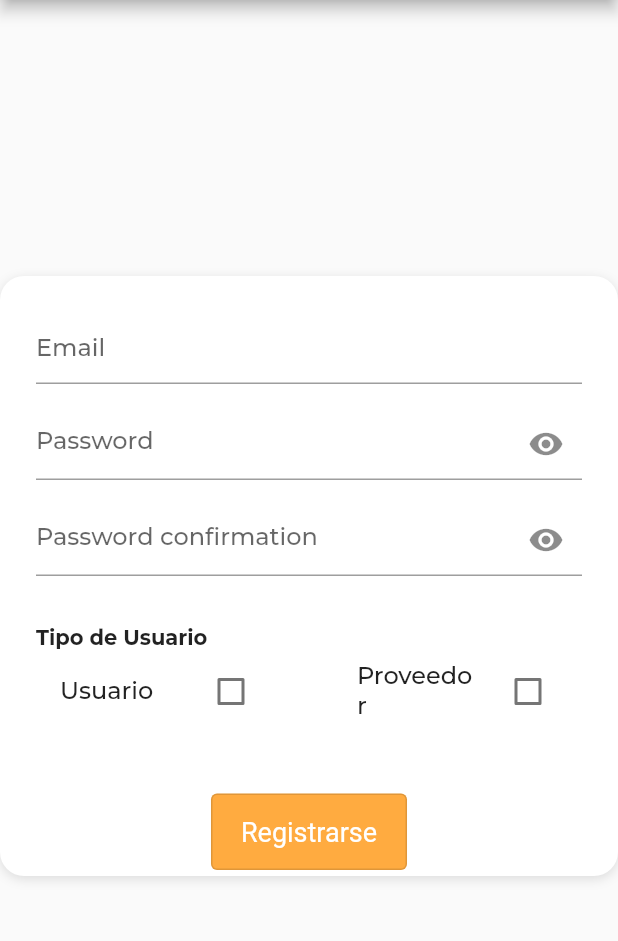
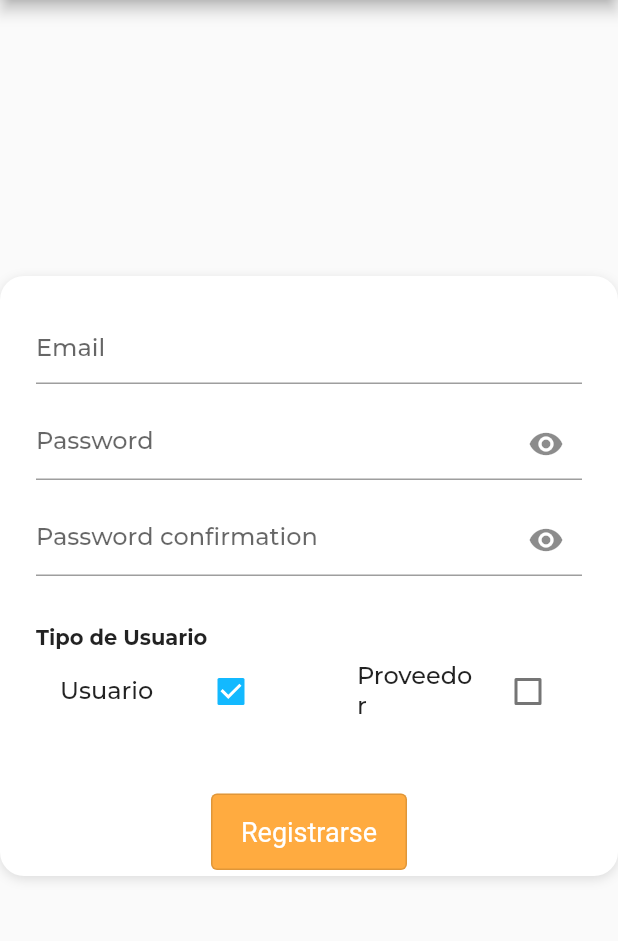
Before and after one commit to asanchez412/DERES_Front, a Flutter app: the SignInView screen opened directly, after a tap on "Usuario", on a phone screen of 412 x 824 dp, the part 84-1025 px from its top. Run offline on Flutter 3.47's test engine with Material 2 defaults, Android fonts, the phone set to English and light mode, and no system bars; our stand-ins replace bloc, equatable, flutter_bloc, formz, go_router; project files that could hold a hidden picture were left out.

Commit message:
[FEAT]: Login and sign up

```diff
--- a/lib/extensions/privilege.dart
+++ b/lib/extensions/privilege.dart
@@ -2,5 +2,6 @@ enum Privilege {
   user,
   admin,
   provider,
-  superuser;
+  all,
+  undefined;
 }
--- a/lib/home/view/home_view.dart
+++ b/lib/home/view/home_view.dart
@@ -1,7 +1,7 @@
 import 'package:flutter/material.dart';
 import 'package:go_router/go_router.dart';
+import 'package:topicos/admin/view/admin_page.dart';
 import 'package:topicos/login/view/view.dart';
-import 'package:topicos/sign_in/view/sign_in_route.dart';
 
 class HomeView extends StatelessWidget {
   const HomeView({super.key});
@@ -71,7 +71,9 @@ class HomeView extends StatelessWidget {
                     ),
                     const SizedBox(width: 20),
                     OutlinedButton(
-                      onPressed: () => context.go(SignInPage.path),
+                      onPressed: () => context.go(
+                        AdminPage.path,
+                      ),
                       style: OutlinedButton.styleFrom(
                         foregroundColor: Colors.white,
                         side: const BorderSide(color: Colors.white),
--- a/lib/login/bloc/login_state.dart
+++ b/lib/login/bloc/login_state.dart
@@ -7,6 +7,7 @@ class LoginState extends Equatable {
     required this.password,
     required this.status,
     required this.obscurePassword,
+    required this.privilage,
   });
 
   const LoginState.initial()
@@ -15,27 +16,31 @@ class LoginState extends Equatable {
           password: const Password.pure(),
           status: FormzSubmissionStatus.initial,
           obscurePassword: true,
+          privilage: Privilege.undefined,
         );
 
   final Email email;
   final Password password;
   final FormzSubmissionStatus status;
   final bool obscurePassword;
+  final Privilege privilage;
 
   @override
-  List<Object?> get props => [email, password, status, obscurePassword];
+  List<Object?> get props =>
+      [email, password, status, obscurePassword, privilage];
 
   LoginState copyWith({
     Email? email,
     Password? password,
     FormzSubmissionStatus? status,
     bool? obscurePassword,
+    Privilege? privilege,
   }) {
     return LoginState(
-      email: email ?? this.email,
-      password: password ?? this.password,
-      status: status ?? this.status,
-      obscurePassword: obscurePassword ?? this.obscurePassword,
-    );
+        email: email ?? this.email,
+        password: password ?? this.password,
+        status: status ?? this.status,
+        obscurePassword: obscurePassword ?? this.obscurePassword,
+        privilage: privilege ?? privilage);
   }
 }
--- a/lib/sign_in/bloc/sign_in_bloc.dart
+++ b/lib/sign_in/bloc/sign_in_bloc.dart
@@ -23,6 +23,7 @@ class SignInBloc extends Bloc<SignInEvent, SignInState> {
     on<SignInWithEmailAndPasswordRequested>(
       _onSignInWithEmailAndPasswordRequested,
     );
+    on<SignInPrivilageChanged>(_onSignInPrivilageChanged);
   }
 
   //final AuthenticationClient _authenticationClient;
@@ -60,9 +61,22 @@ class SignInBloc extends Bloc<SignInEvent, SignInState> {
         headers: {
           "user_name": state.email.value,
           "password": state.password.value,
-          "privilege": Privilege.superuser.name,
+          "privilege": state.privilege.name,
         },
       );
+      if (data.containsKey('privilage')) {
+        String privilage = data['privilage'];
+        if (privilage == 'admin') {
+          emit(state.copyWith(privilege: Privilege.admin));
+        } else if (privilage == 'user') {
+          emit(state.copyWith(privilege: Privilege.user));
+        } else if (privilage == 'provider') {
+          emit(state.copyWith(privilege: Privilege.provider));
+        } else {
+          emit(state.copyWith(privilege: Privilege.all));
+        }
+      }
+
       emit(state.copyWith(status: FormzSubmissionStatus.success));
     } on Exception {
       emit(state.copyWith(status: FormzSubmissionStatus.failure));
@@ -96,4 +110,9 @@ class SignInBloc extends Bloc<SignInEvent, SignInState> {
   ) {
     emit(state.copyWith(confirmationPassword: event.password));
   }
+
+  FutureOr<void> _onSignInPrivilageChanged(
+      SignInPrivilageChanged event, Emitter<SignInState> emit) {
+    emit((state.copyWith(privilege: event.privilage)));
+  }
 }
--- a/lib/sign_in/bloc/sign_in_event.dart
+++ b/lib/sign_in/bloc/sign_in_event.dart
@@ -47,3 +47,12 @@ class SignInPasswordVisibilityChanged extends SignInEvent {
   @override
   List<Object?> get props => [obscure];
 }
+
+class SignInPrivilageChanged extends SignInEvent {
+  const SignInPrivilageChanged({required this.privilage});
+
+  final Privilege privilage;
+
+  @override
+  List<Object?> get props => [privilage];
+}
--- a/lib/sign_in/bloc/sign_in_state.dart
+++ b/lib/sign_in/bloc/sign_in_state.dart
@@ -7,6 +7,7 @@ class SignInState extends Equatable {
     required this.password,
     required this.confirmationPassword,
     required this.obscurePasswords,
+    required this.privilege,
   });
 
   const SignInState.initial()
@@ -15,14 +16,15 @@ class SignInState extends Equatable {
           email: const Email.pure(),
           password: const Password.pure(),
           confirmationPassword: '',
+          privilege: Privilege.undefined,
           obscurePasswords: true,
         );
-
   final FormzSubmissionStatus status;
   final Email email;
   final Password password;
   final String confirmationPassword;
   final bool obscurePasswords;
+  final Privilege privilege;
 
   SignInState copyWith({
     FormzSubmissionStatus? status,
@@ -30,6 +32,7 @@ class SignInState extends Equatable {
     Password? password,
     String? confirmationPassword,
     bool? obscurePasswords,
+    Privilege? privilege,
   }) {
     return SignInState(
       status: status ?? this.status,
@@ -37,6 +40,7 @@ class SignInState extends Equatable {
       email: email ?? this.email,
       obscurePasswords: obscurePasswords ?? this.obscurePasswords,
       password: password ?? this.password,
+      privilege: privilege ?? this.privilege,
     );
   }
 
@@ -47,5 +51,6 @@ class SignInState extends Equatable {
         password,
         confirmationPassword,
         obscurePasswords,
+        privilege,
       ];
 }
--- a/lib/sign_in/view/sign_in_view.dart
+++ b/lib/sign_in/view/sign_in_view.dart
@@ -2,8 +2,12 @@ import 'package:flutter/material.dart';
 import 'package:flutter_bloc/flutter_bloc.dart';
 import 'package:formz/formz.dart';
 import 'package:go_router/go_router.dart';
+import 'package:topicos/admin/view/admin_page.dart';
+import 'package:topicos/company/view/company_page.dart';
+import 'package:topicos/extensions/privilege.dart';
 import 'package:topicos/home/view/home_page.dart';
 import 'package:topicos/sign_in/sign_in.dart';
+import 'package:topicos/supplier/supplier.dart';
 
 class SignInView extends StatelessWidget {
   const SignInView({super.key});
@@ -30,6 +34,18 @@ class SignInView extends StatelessWidget {
             ..showSnackBar(
               const SnackBar(content: Text('Something went wrong')),
             );
+        }
+        switch (state.privilege) {
+          case Privilege.admin:
+            context.go(AdminPage.path);
+            break;
+          case Privilege.provider:
+            context.go(CompanyPage.path);
+            break;
+          case Privilege.user:
+            context.go(SupplierPage.path);
+            break;
+          default:
         }
       },
       child: Scaffold(
@@ -80,49 +96,65 @@ class SignInView extends StatelessWidget {
                 ),
               ],
             ),
-            child: Column(
+            child: const Column(
               children: [
                 Column(
                   mainAxisAlignment: MainAxisAlignment.center,
                   crossAxisAlignment: CrossAxisAlignment.stretch,
                   mainAxisSize: MainAxisSize.min,
                   children: [
-                    const EmailTextField(),
-                    const SizedBox(height: 16),
-                    const PasswordTextField(),
-                    const SizedBox(height: 16),
-                    const ConfirmationPasswordTextField(),
-                    const SizedBox(height: 32),
-                    const Text(
+                    EmailTextField(),
+                    SizedBox(height: 16),
+                    PasswordTextField(),
+                    SizedBox(height: 16),
+                    ConfirmationPasswordTextField(),
+                    SizedBox(height: 32),
+                    Text(
                       "Tipo de Usuario",
                       style: TextStyle(fontWeight: FontWeight.bold),
                     ),
-                    Row(
-                      children: [
-                        Expanded(
-                          child: CheckboxListTile(
-                              title: const Text("Usuario"),
-                              value: false,
-                              onChanged: ((value) {})),
-                        ),
-                        const SizedBox(width: 32),
-                        Expanded(
-                          child: CheckboxListTile(
-                              title: const Text("Proveedor"),
-                              value: false,
-                              onChanged: ((value) {})),
-                        ),
-                      ],
-                    ),
-                    const SizedBox(height: 40),
+                    _TypeUser(),
+                    SizedBox(height: 40),
                   ],
                 ),
-                const SignInButton(),
+                SignInButton(),
               ],
             ),
           ),
         ),
       ),
+    );
+  }
+}
+
+class _TypeUser extends StatelessWidget {
+  const _TypeUser();
+
+  @override
+  Widget build(BuildContext context) {
+    final typeUser = context.select((SignInBloc bloc) => bloc.state.privilege);
+    return Row(
+      children: [
+        Expanded(
+          child: CheckboxListTile(
+              title: const Text("Usuario"),
+              value: typeUser == Privilege.user,
+              onChanged: ((value) {
+                context.read<SignInBloc>().add(
+                    const SignInPrivilageChanged(privilage: Privilege.user));
+              })),
+        ),
+        const SizedBox(width: 32),
+        Expanded(
+          child: CheckboxListTile(
+              title: const Text("Proveedor"),
+              value: typeUser == Privilege.provider,
+              onChanged: ((value) {
+                context.read<SignInBloc>().add(const SignInPrivilageChanged(
+                    privilage: Privilege.provider));
+              })),
+        ),
+      ],
     );
   }
 }
```
Also changed, not shown: lib/login/bloc/login_bloc.dart (+14 -0 lines), lib/login/view/login_view.dart (+30 -2 lines).
